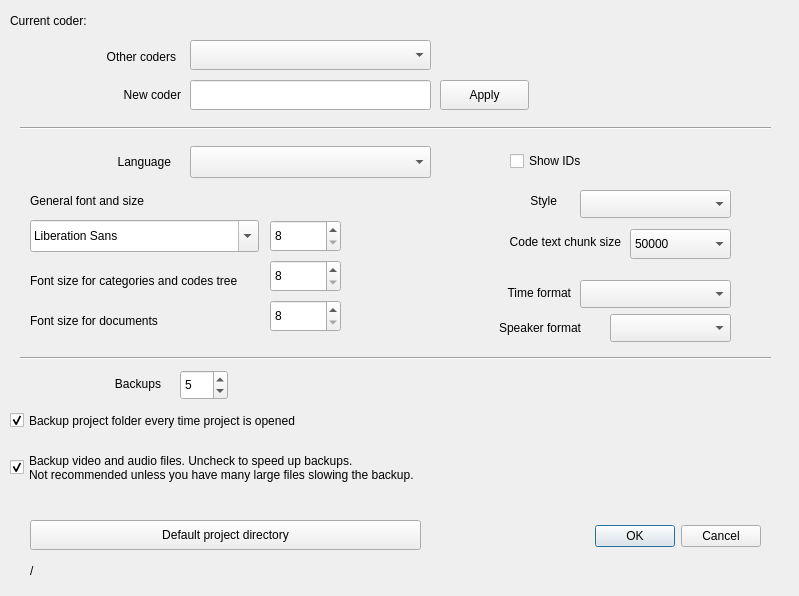
Old version of the form GUI_UIs/ui_dialog_settings.ui in the repository ccbogel/QualCoder.
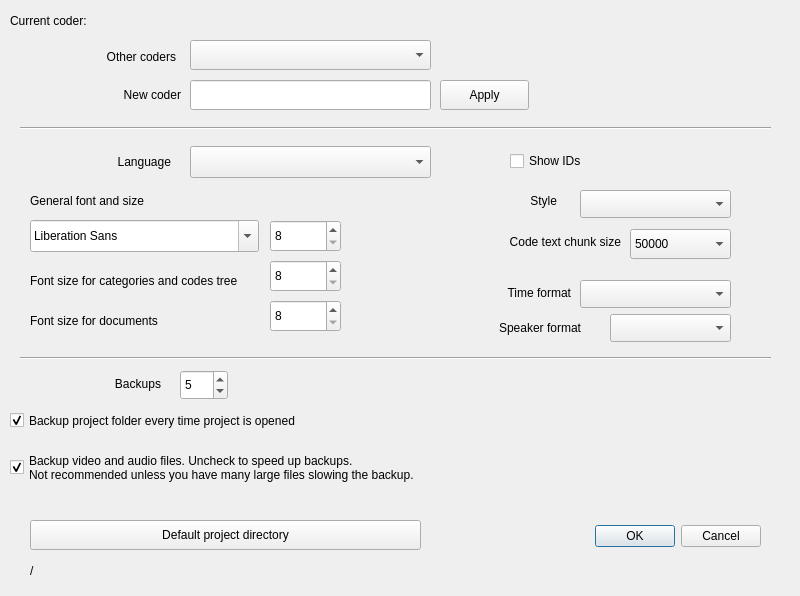
New version of the form.

What changed in the file:
```diff
--- a/GUI_UIs/ui_dialog_settings.ui
+++ b/GUI_UIs/ui_dialog_settings.ui
@@ -6,7 +6,7 @@
    <rect>
     <x>0</x>
     <y>0</y>
-    <width>799</width>
+    <width>800</width>
     <height>596</height>
    </rect>
   </property>
@@ -259,7 +259,7 @@
     <rect>
      <x>10</x>
      <y>432</y>
-     <width>791</width>
+     <width>761</width>
      <height>71</height>
     </rect>
    </property>
```
